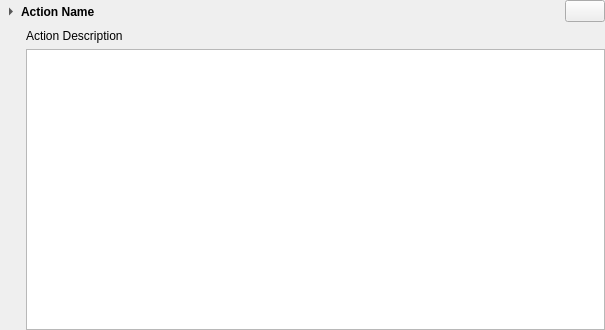
Above: libs/input/ui/config/kis_input_configuration_page_item.ui from serika12345/librepaint before the change. Below: the same form after it.
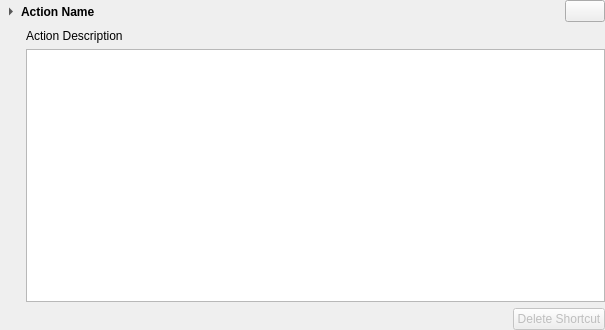
That is the form after the change.

Commit message: Expose canvas shortcut deletion to touch input

```diff
--- a/libs/input/ui/config/kis_input_configuration_page_item.ui
+++ b/libs/input/ui/config/kis_input_configuration_page_item.ui
@@ -72,6 +72,36 @@
      </property>
     </widget>
    </item>
+   <item row="4" column="1" colspan="2">
+    <layout class="QHBoxLayout" name="shortcutActionsLayout">
+     <item>
+      <spacer name="shortcutActionsSpacer">
+       <property name="orientation">
+        <enum>Qt::Horizontal</enum>
+       </property>
+       <property name="sizeHint" stdset="0">
+        <size>
+         <width>40</width>
+         <height>20</height>
+        </size>
+       </property>
+      </spacer>
+     </item>
+     <item>
+      <widget class="QPushButton" name="deleteShortcutButton">
+       <property name="enabled">
+        <bool>false</bool>
+       </property>
+       <property name="toolTip">
+        <string>Delete the selected canvas input shortcut</string>
+       </property>
+       <property name="text">
+        <string>Delete Shortcut</string>
+       </property>
+      </widget>
+     </item>
+    </layout>
+   </item>
    <item row="1" column="0" colspan="3">
     <layout class="QHBoxLayout" name="horizontalLayout">
      <item>
```
The commit also changes 8 other files.
